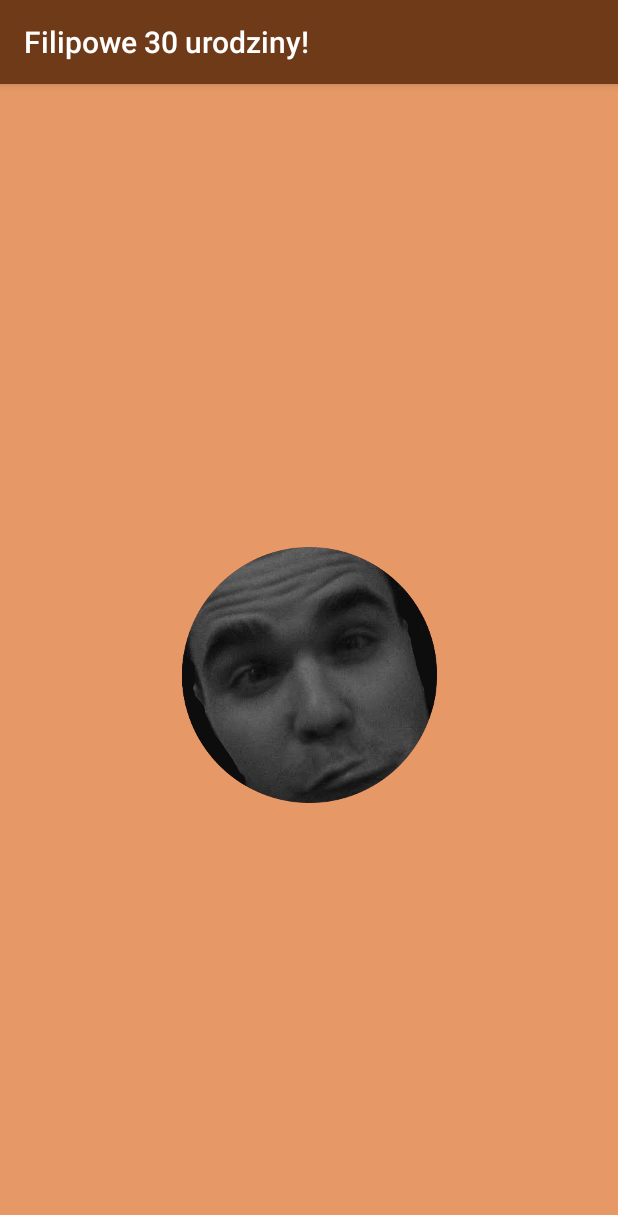
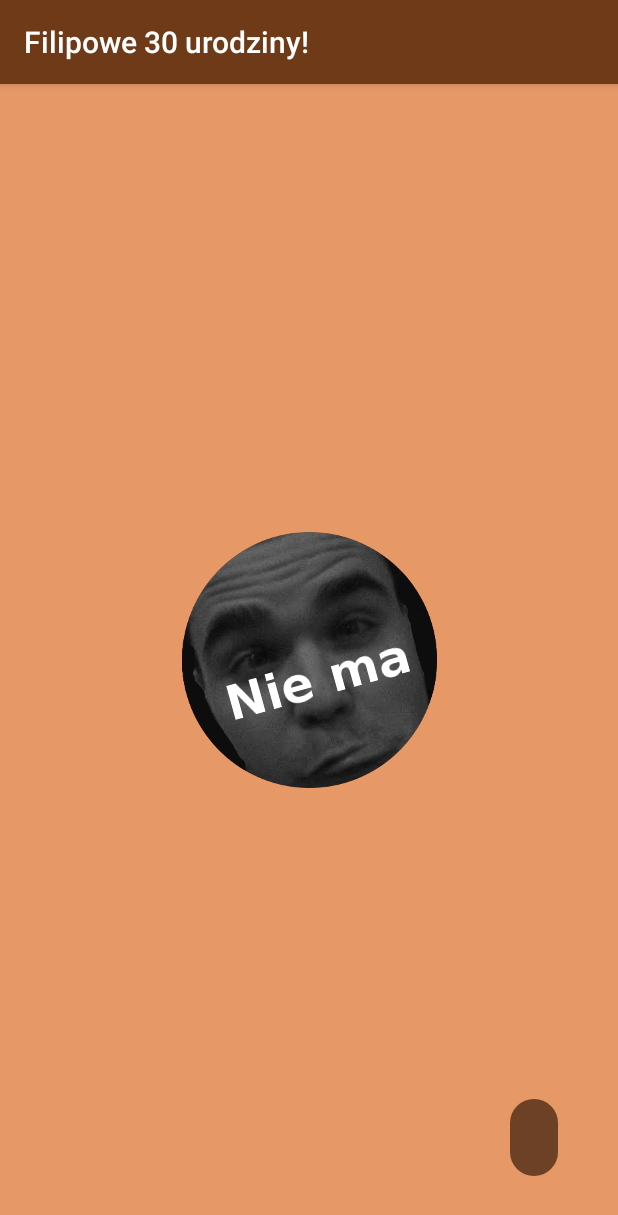
Before and after one commit to fada21/filipowe-30-bday, an Android app: the fragment FilipCoverFragment shown on its own in the app's theme, on a phone screen of 412 x 824 dp. Shown: the top 1215 px of the screen. Run offline under Robolectric (Android 15) with nearby library versions, the phone set to English and light mode, and no system bars; our stand-ins replace Picasso; libraries missing offline, so code that uses them is left out: android.support.v7, org.parceler; pictures from the network do not load; 2 statements that could not run were skipped.

Commit message:
new covers added, ditties handling, palette animations

```diff
--- a/Filipa30BDay/app/build.gradle
+++ b/Filipa30BDay/app/build.gradle
@@ -39,7 +39,6 @@ ext {
     supportVersion = "21.0.3"
     parcelerVersion = "0.2.15"
     jacksonVersion = "2.4.4"
-    okhttpVersion = "2.1.0"
 }
 
 dependencies {
@@ -55,8 +54,6 @@ dependencies {
     compile "com.fasterxml.jackson.core:jackson-databind:${jacksonVersion}"
     compile "com.fasterxml.jackson.core:jackson-annotations:${jacksonVersion}"
 
-    compile "com.squareup.okhttp:okhttp-urlconnection:${okhttpVersion}"
-    compile "com.squareup.okhttp:okhttp:${okhttpVersion}"
     compile 'com.squareup.picasso:picasso:2.4.0'
 
     compile 'io.reactivex:rxandroid:0.23.0'
--- a/Filipa30BDay/app/src/main/assets/filip_cover_data.json
+++ b/Filipa30BDay/app/src/main/assets/filip_cover_data.json
@@ -2,7 +2,7 @@
 {"id":1,
     "title":"Blady Filip - Łowca Androidów",
     "author":"Łukasz",
-    "ditty":"",
+    "ditty":"Predatory i terminatory nie interesują mnie <br/>Od kiedy na świecie pojawił się <br/>Łowca androidów lepszy niż we śnie. <br/>Roboty powybija jak piankę się ubija - <br/>Gładko, szybko i bez owiec <br/>Tak działa nasz Filipek - rewolwerowiec!",
     "url":"https://raw.githubusercontent.com/fada21/filipowe-30-bday/master/FilipoweCovery/BlabeRunnerFilip.png"},
 {"id":2,
   "title":"Baywatch - filipowy patrol",
@@ -27,7 +27,7 @@
 {"id":6,
     "title":"TFilight",
     "author":"Ola",
-    "ditty":"",
+    "ditty":"Jego krucze brwi<br/>i usta czerwone<br/>zatopione we krwi<br/>ofiary zgubionej.<br/>Wierszem plecie niczym Szekspir<br/>Nasz upiorny Filipek-wampir.",
     "url":"https://raw.githubusercontent.com/fada21/filipowe-30-bday/master/FilipoweCovery/TwilightFilip.png"},
 {"id":7,
     "title":"Life of Fi",
@@ -70,7 +70,7 @@
     "ditty":"",
     "url":"https://raw.githubusercontent.com/fada21/filipowe-30-bday/master/FilipoweCovery/filipOdyseja.png"},
 {"id":15,
-    "title":"Być jak Filip Nowakowski",
+    "title":"Być jak Filip Novakovski",
     "author":"Łukasz",
     "ditty":"",
     "url":"https://raw.githubusercontent.com/fada21/filipowe-30-bday/master/FilipoweCovery/malkowich.png"}
--- a/Filipa30BDay/app/src/main/java/com/fada21/android/filipa30bday/fragments/FilipCoverFragment.java
+++ b/Filipa30BDay/app/src/main/java/com/fada21/android/filipa30bday/fragments/FilipCoverFragment.java
@@ -1,8 +1,13 @@
 package com.fada21.android.filipa30bday.fragments;
 
+import android.animation.AnimatorSet;
 import android.animation.ArgbEvaluator;
 import android.animation.ValueAnimator;
+import android.annotation.TargetApi;
+import android.app.Activity;
 import android.graphics.Bitmap;
+import android.graphics.PorterDuff;
+import android.graphics.PorterDuffColorFilter;
 import android.graphics.drawable.BitmapDrawable;
 import android.os.Build;
 import android.os.Bundle;
@@ -10,6 +15,8 @@ import android.os.Parcelable;
 import android.support.annotation.Nullable;
 import android.support.v4.app.Fragment;
 import android.support.v7.graphics.Palette;
+import android.text.Html;
+import android.text.TextUtils;
 import android.view.LayoutInflater;
 import android.view.View;
 import android.view.ViewGroup;
@@ -30,11 +37,13 @@ import lombok.NoArgsConstructor;
 public class FilipCoverFragment extends Fragment {
 
     private static final String ARG_FILIP_COVER = "FILIP_COVER";
+    private static final int ALPHA_FILTER = 0xAAFFFFFF;
 
     private FilipCover filipCover;
 
     private TextView tvDitty;
     private ImageView img;
+    private boolean detached;
 
     public static FilipCoverFragment newInstance(FilipCover filipCover) {
         FilipCoverFragment fragment = new FilipCoverFragment();
@@ -59,8 +68,14 @@ public class FilipCoverFragment extends Fragment {
 
         FilipCover filipCover = getFilipCover(savedInstanceState);
 
+        String ditty = filipCover.getDitty();
+        if (!TextUtils.isEmpty(ditty)) {
+            tvDitty.setVisibility(View.VISIBLE);
+            tvDitty.setText(Html.fromHtml(ditty));
+        } else {
+            tvDitty.setVisibility(View.GONE);
+        }
 
-        tvDitty.setText(filipCover.getDitty());
         tvDitty.setOnClickListener(v -> Toast.makeText(getActivity(), "click", Toast.LENGTH_SHORT).show());
 
         return rootView;
@@ -70,27 +85,45 @@ public class FilipCoverFragment extends Fragment {
     public void onViewCreated(View view, @Nullable Bundle savedInstanceState) {
         super.onViewCreated(view, savedInstanceState);
 
-        FilipApp.getInstance().getPicasso().load(filipCover.getUrl()).noPlaceholder().error(R.drawable.ic_no_img).fit().centerInside().into(img, new Callback.EmptyCallback() {
+        FilipApp.getInstance().getPicasso().load(filipCover.getUrl()).noPlaceholder().error(R.drawable.ic_no_img).fit().centerInside().into(img, getFilipCoverCallback());
+    }
 
+    private Callback getFilipCoverCallback() {
+        Callback.EmptyCallback emptyCallback = new Callback.EmptyCallback() {
+
+            @TargetApi(Build.VERSION_CODES.HONEYCOMB)
             @Override
             public void onSuccess() {
-                if (Build.VERSION.SDK_INT >= Build.VERSION_CODES.HONEYCOMB) {
+                if (!detached && Build.VERSION.SDK_INT >= Build.VERSION_CODES.HONEYCOMB) {
                     Bitmap bitmap = ((BitmapDrawable) img.getDrawable()).getBitmap();
                     Palette.generateAsync(bitmap, palette -> {
-                        Integer colorFrom = getResources().getColor(R.color.colorPrimaryDark);
-                        Integer colorTo = palette.getDarkMutedColor(R.color.colorPrimary);
-                        ValueAnimator colorAnimation = ValueAnimator.ofObject(new ArgbEvaluator(), colorFrom, colorTo);
+                        Integer colorFromBg = getResources().getColor(R.color.colorPrimaryDarkAlpha);
+                        Integer colorToBg = palette.getDarkMutedColor(R.color.colorPrimaryDark);
+                        colorToBg &= ALPHA_FILTER;
+                        Integer colorFromText = getResources().getColor(android.R.color.white);
+                        Integer colorToText = palette.getLightVibrantColor(android.R.color.white);
+                        ValueAnimator colorAnimation = ValueAnimator.ofObject(new ArgbEvaluator(), colorFromBg, colorToBg);
                         colorAnimation.addUpdateListener(new ValueAnimator.AnimatorUpdateListener() {
                             @Override
                             public void onAnimationUpdate(ValueAnimator animator) {
-                                // TODO update ditty text and apla
+                                tvDitty.getBackground().setColorFilter(new PorterDuffColorFilter((Integer) animator.getAnimatedValue(), PorterDuff.Mode.DST_OVER));
                             }
                         });
-                        colorAnimation.start();
+                        ValueAnimator colorTextAnimation = ValueAnimator.ofObject(new ArgbEvaluator(), colorFromText, colorToText);
+                        colorTextAnimation.addUpdateListener(new ValueAnimator.AnimatorUpdateListener() {
+                            @Override
+                            public void onAnimationUpdate(ValueAnimator animator) {
+                                tvDitty.setTextColor((Integer) animator.getAnimatedValue());
+                            }
+                        });
+                        AnimatorSet set = new AnimatorSet();
+                        set.playTogether(colorTextAnimation, colorAnimation);
+                        set.start();
                     });
                 }
             }
-        });
+        };
+        return emptyCallback;
     }
 
     private FilipCover getFilipCover(Bundle savedInstanceState) {
@@ -112,4 +145,15 @@ public class FilipCoverFragment extends Fragment {
         return filipCover;
     }
 
+    @Override
+    public void onAttach(Activity activity) {
+        super.onAttach(activity);
+        detached = false;
+    }
+
+    @Override
+    public void onDetach() {
+        detached = true;
+        super.onDetach();
+    }
 }
--- /dev/null
+++ b/Filipa30BDay/app/src/main/res/drawable/bg_ditty.xml
@@ -0,0 +1,5 @@
+<?xml version="1.0" encoding="utf-8"?>
+<shape android:dither="true" android:shape="rectangle" xmlns:android="http://schemas.android.com/apk/res/android">
+    <corners android:radius="@dimen/ditty_padding"/>
+    <solid android:color="@color/colorPrimaryDarkAlpha"/>
+</shape>
--- a/Filipa30BDay/app/src/main/res/layout/fr_filip.xml
+++ b/Filipa30BDay/app/src/main/res/layout/fr_filip.xml
@@ -1,21 +1,56 @@
-<LinearLayout xmlns:android="http://schemas.android.com/apk/res/android"
+<FrameLayout xmlns:android="http://schemas.android.com/apk/res/android"
     xmlns:tools="http://schemas.android.com/tools"
     android:layout_width="match_parent"
     android:layout_height="match_parent"
     android:padding="@dimen/pager_page_padding"
-    android:orientation="vertical"
-    tools:context=".fragments.FilipPicFragment">
+    tools:context="ui.activities.FilipActivity">
 
-    <TextView
-        android:id="@+id/text_filip_cover_ditty"
-        android:layout_width="match_parent"
-        android:layout_height="wrap_content" />
 
     <ImageView
         android:id="@+id/img_filip_cover"
-        android:src="@drawable/ic_no_img"
+        android:layout_width="match_parent"
+        android:layout_height="match_parent"
         android:scaleType="center"
+        android:src="@drawable/ic_no_img" />
+
+    <ScrollView
+        android:id="@+id/scroll_filip_cover_ditty"
         android:layout_width="match_parent"
-        android:layout_height="match_parent" />
+        android:layout_height="match_parent"
+        android:fillViewport="false"
+        android:padding="@dimen/pager_page_padding"
+        android:scrollbars="none">
 
-</LinearLayout>
+        <TextView
+            android:id="@+id/text_filip_cover_ditty"
+            android:layout_width="wrap_content"
+            android:layout_height="wrap_content"
+            android:layout_gravity="center_horizontal"
+            android:background="@drawable/bg_ditty"
+            android:clickable="false"
+            android:gravity="start"
+            android:padding="@dimen/ditty_padding"
+            android:textColor="@android:color/white"
+            android:textStyle="italic"
+            tools:text="Predatory i terminatory nie interesują mnie
+Od kiedy na świecie pojawił się
+Łowca androidów lepszy niż we śnie.
+Roboty powybija jak piankę się ubija -
+Gładko, szybko i bez owiec
+Tak działa nasz Filipek - rewolwerowiec" />
+
+    </ScrollView>
+
+    <TextView
+        android:id="@+id/text_filip_cover_author"
+        android:layout_width="wrap_content"
+        android:layout_height="wrap_content"
+        android:layout_gravity="bottom|right"
+        android:layout_margin="@dimen/pager_page_margin"
+        android:background="@drawable/bg_ditty"
+        android:clickable="false"
+        android:padding="@dimen/ditty_padding"
+        android:textColor="@android:color/white"
+        tools:text="by Kasia" />
+
+</FrameLayout>
--- a/Filipa30BDay/app/src/main/res/menu/menu_filip.xml
+++ b/Filipa30BDay/app/src/main/res/menu/menu_filip.xml
@@ -11,5 +11,6 @@
         android:id="@+id/action_full_screen"
         android:icon="@drawable/ic_action_fullscreen"
         android:title="@string/action_full_screen"
+        android:visible="false"
         app:showAsAction="always" />
 </menu>
--- a/Filipa30BDay/app/src/main/res/values/colors.xml
+++ b/Filipa30BDay/app/src/main/res/values/colors.xml
@@ -4,5 +4,6 @@
     <color name="colorAccent">#72CAB9</color>
     <color name="colorPrimary">#6E3A18</color>
     <color name="colorPrimaryDark">#311605</color>
+    <color name="colorPrimaryDarkAlpha">#AA311605</color>
     <color name="windowBackground">#E69967</color>
 </resources>
--- a/Filipa30BDay/app/src/main/res/values/dimens.xml
+++ b/Filipa30BDay/app/src/main/res/values/dimens.xml
@@ -6,4 +6,6 @@
     <dimen name="pager_tab_strip_padding">4dp</dimen>
     <dimen name="pager_page_margin">24dp</dimen>
     <dimen name="pager_page_padding">16dp</dimen>
+
+    <dimen name="ditty_padding">16dp</dimen>
 </resources>
```
Also changed, not shown: Filipa30BDay/app/src/main/java/com/fada21/android/filipa30bday/FilipApp.java (+1 -25 lines), Filipa30BDay/app/src/main/res/drawable-hdpi/ic_no_img.png, 4 other files.
